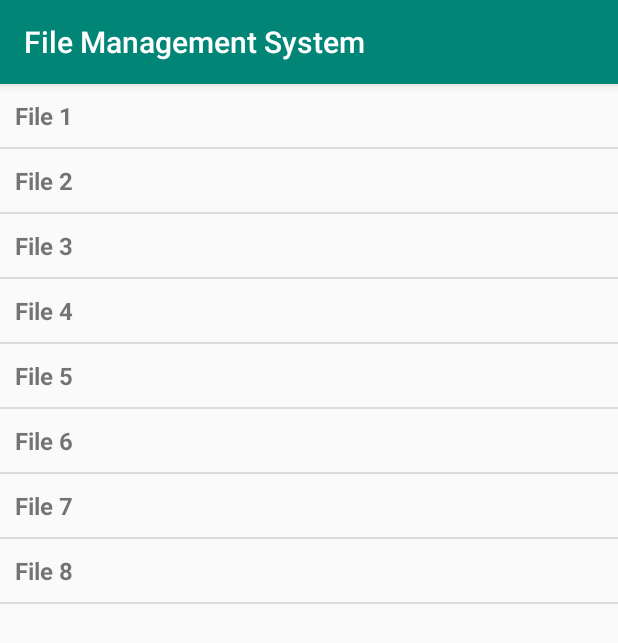
After one commit to Amrit-pal-Singh/File-Management-System, an Android app: the TrackfileActivity screen opened directly, with no data from a screen before it, on a phone screen of 412 x 824 dp. The commit adds this screen. Shown: the top 643 px of the screen. Run offline under Robolectric (Android 15) with nearby library versions, the phone set to English and light mode, and no system bars.

Commit message:
trackfile activity added

```diff
--- a/QR-Code-Scanner-Android-App-master/app/src/main/AndroidManifest.xml
+++ b/QR-Code-Scanner-Android-App-master/app/src/main/AndroidManifest.xml
@@ -17,7 +17,8 @@
         android:label="@string/app_name"
         android:supportsRtl="true"
         android:theme="@style/AppTheme">
-        <activity android:name=".EditProfileActivity"></activity>
+        <activity android:name=".TrackfileActivity"></activity>
+        <activity android:name=".EditProfileActivity" />
         <activity
             android:name=".ProfileActivity"
             android:theme="@style/AppTheme.NoActionBar" />
--- a/QR-Code-Scanner-Android-App-master/app/src/main/java/com/cdac/qrcodescanner/MainActivity.java
+++ b/QR-Code-Scanner-Android-App-master/app/src/main/java/com/cdac/qrcodescanner/MainActivity.java
@@ -39,6 +39,7 @@ public class MainActivity extends AppCompatActivity implements View.OnClickListe
         findViewById(R.id.buttonScanBarcode).setOnClickListener(this);
         findViewById(R.id.buttonGoToBarcode).setOnClickListener(this);
         findViewById(R.id.buttonGoToProfilePage).setOnClickListener(this);
+        findViewById(R.id.buttonTrackFile).setOnClickListener(this);
     }
 
     @Override
@@ -56,6 +57,9 @@ public class MainActivity extends AppCompatActivity implements View.OnClickListe
             case R.id.buttonGoToProfilePage:
                 startActivity(new Intent(this, ProfileActivity.class));
                 break;
+            case R.id.buttonTrackFile:
+                startActivity(new Intent(this, TrackfileActivity.class));
+                break;
         }
     }
 
--- /dev/null
+++ b/QR-Code-Scanner-Android-App-master/app/src/main/java/com/cdac/qrcodescanner/TrackfileActivity.java
@@ -0,0 +1,22 @@
+package com.cdac.qrcodescanner;
+
+import android.support.v7.app.AppCompatActivity;
+import android.os.Bundle;
+import android.widget.ArrayAdapter;
+import android.widget.ListView;
+
+public class TrackfileActivity extends AppCompatActivity {
+
+    String[] array = {"File 1","File 2","File 3","File 4", "File 5","File 6","File 7","File 8"};
+
+    @Override
+    protected void onCreate(Bundle savedInstanceState) {
+        super.onCreate(savedInstanceState);
+        setContentView(R.layout.activity_trackfile);
+
+        ListView list_view = findViewById(R.id.list_trackfile);
+        ArrayAdapter<String> array_adapter = new ArrayAdapter<String>(this, R.layout.trackfile_list_row, array);
+        list_view.setAdapter(array_adapter);
+
+    }
+}
--- a/QR-Code-Scanner-Android-App-master/app/src/main/res/layout/activity_main.xml
+++ b/QR-Code-Scanner-Android-App-master/app/src/main/res/layout/activity_main.xml
@@ -37,5 +37,11 @@
             android:layout_height="wrap_content"
             android:layout_marginTop="10dp"
             android:text="Generate Qr" />
+        <Button
+            android:id="@+id/buttonTrackFile"
+            android:layout_width="match_parent"
+            android:layout_height="wrap_content"
+            android:layout_marginTop="10dp"
+            android:text="Track File" />
     </LinearLayout>
 </RelativeLayout>
--- /dev/null
+++ b/QR-Code-Scanner-Android-App-master/app/src/main/res/layout/activity_trackfile.xml
@@ -0,0 +1,24 @@
+<?xml version="1.0" encoding="utf-8"?>
+<android.support.constraint.ConstraintLayout xmlns:android="http://schemas.android.com/apk/res/android"
+    xmlns:app="http://schemas.android.com/apk/res-auto"
+    xmlns:tools="http://schemas.android.com/tools"
+    android:layout_width="match_parent"
+    android:layout_height="match_parent"
+    tools:context=".TrackfileActivity">
+
+    <LinearLayout
+        android:id="@+id/layout_tackfile"
+        android:layout_width="match_parent"
+        android:layout_height="match_parent"
+        android:orientation="vertical"
+        app:layout_constraintBottom_toBottomOf="parent"
+        app:layout_constraintEnd_toEndOf="parent"
+        app:layout_constraintStart_toStartOf="parent"
+        app:layout_constraintTop_toTopOf="parent">
+
+        <ListView
+            android:id="@+id/list_trackfile"
+            android:layout_width="match_parent"
+            android:layout_height="match_parent"/>
+    </LinearLayout>
+</android.support.constraint.ConstraintLayout>
--- /dev/null
+++ b/QR-Code-Scanner-Android-App-master/app/src/main/res/layout/trackfile_list_row.xml
@@ -0,0 +1,11 @@
+<?xml version="1.0" encoding="utf-8"?>
+<!--  Single List Item Design -->
+
+<TextView xmlns:android="http://schemas.android.com/apk/res/android"
+    android:id="@+id/label"
+    android:layout_width="fill_parent"
+    android:layout_height="fill_parent"
+    android:padding="10dip"
+    android:textSize="16dip"
+    android:textStyle="bold" >
+</TextView>
```
